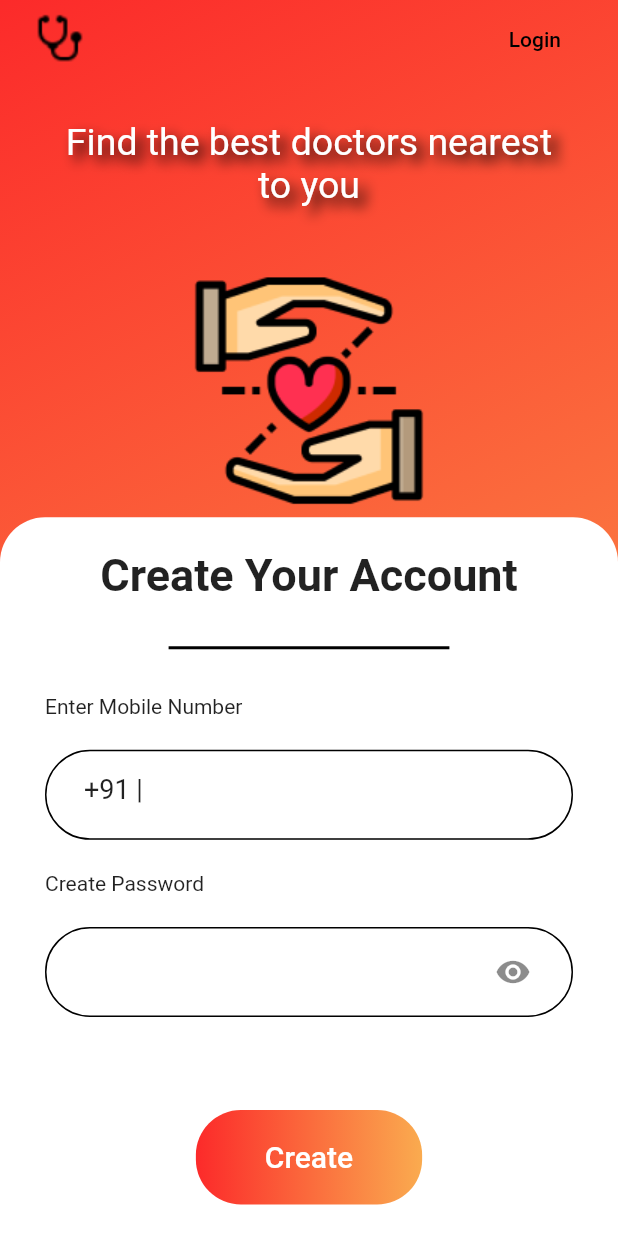
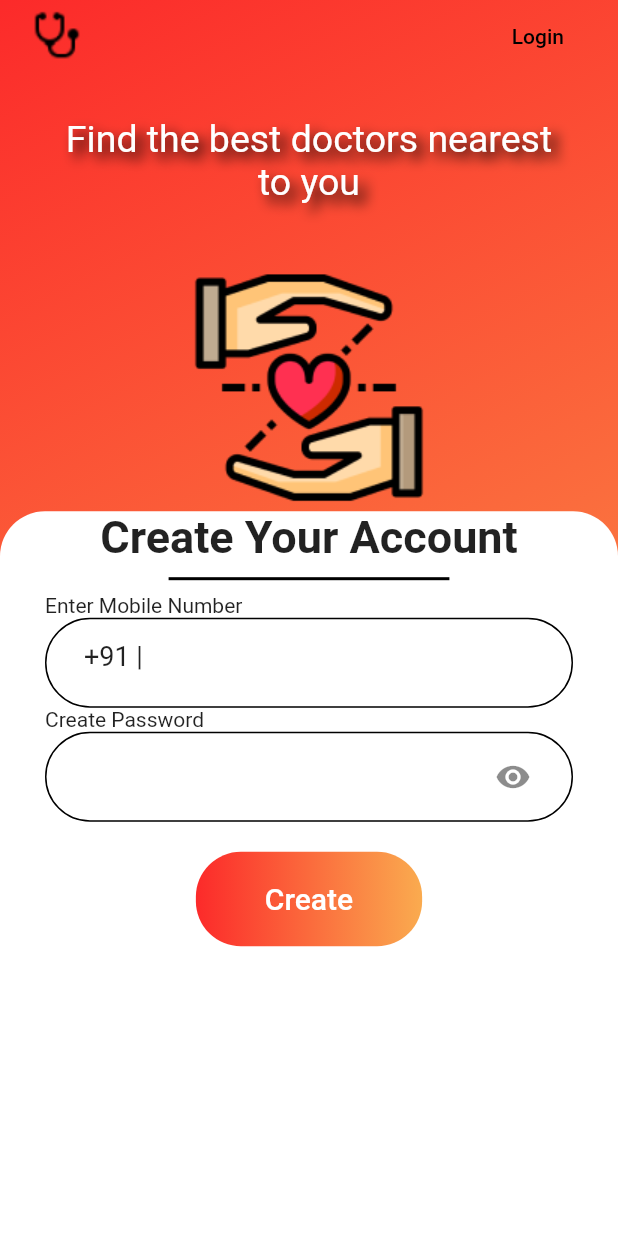
Before and after one commit to vasanthmax/doctor, a Flutter app: the screen it shows after launch, on a phone screen of 412 x 824 dp. Run offline on Flutter 3.47's test engine with Material 2 defaults, Android fonts, the phone set to English and light mode, and no system bars.

```diff
--- a/lib/pages/login.dart
+++ b/lib/pages/login.dart
@@ -5,8 +5,7 @@ class LoginWidget extends StatelessWidget {
   Widget build(BuildContext context) {
     double statusBarHeight = MediaQuery.of(context).padding.top;
     return Scaffold(
-      body: SingleChildScrollView(
-        child: Container(
+      body: Container(
           constraints: BoxConstraints(
               maxHeight: MediaQuery.of(context).size.height,
               maxWidth: MediaQuery.of(context).size.width),
@@ -16,10 +15,6 @@ class LoginWidget extends StatelessWidget {
               Color(0xffFAAB4F),
             ], begin: Alignment.topLeft, end: Alignment.bottomRight),
           ),
-            child: Column(
-              children: [
-                Padding(
-                  padding: EdgeInsets.all(2),
           child: Column(
             children: [
               Padding(
@@ -71,12 +66,8 @@ class LoginWidget extends StatelessWidget {
               ),
               Image(
                   height: MediaQuery.of(context).size.height * 0.2,
-                          image: AssetImage('assets/doctorloginimg.png'))
-                    ],
-                  ),
-                ),
+                  image: AssetImage('assets/doctorloginimg.png')),
               Expanded(
-                  flex: 2,
                 child: Container(
                   padding: EdgeInsets.symmetric(horizontal: 30),
                   width: double.infinity,
@@ -87,8 +78,8 @@ class LoginWidget extends StatelessWidget {
                       topRight: Radius.circular(30),
                     ),
                   ),
+                  child: SingleChildScrollView(
                     child: Column(
-                      mainAxisAlignment: MainAxisAlignment.spaceEvenly,
                       children: [
                         Text(
                           'Create Your Account',
@@ -169,10 +160,10 @@ class LoginWidget extends StatelessWidget {
                       ],
                     ),
                   ),
+                ),
               )
             ],
           )),
-      ),
     );
   }
 }
```
Lines whose indentation alone changed are shown as unchanged.
